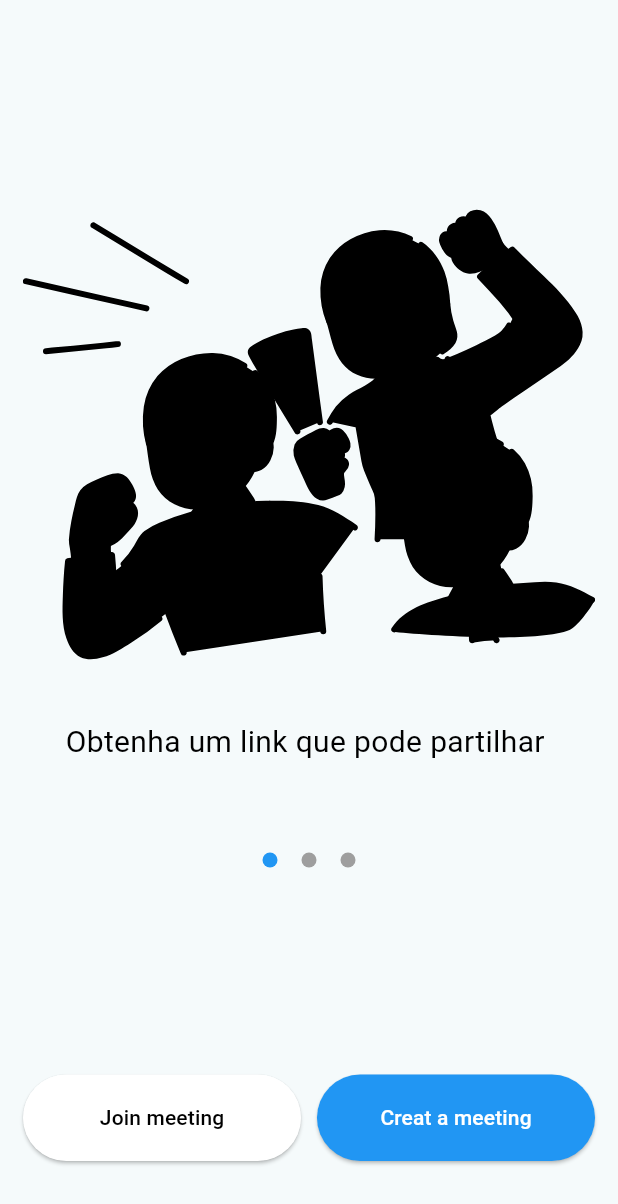
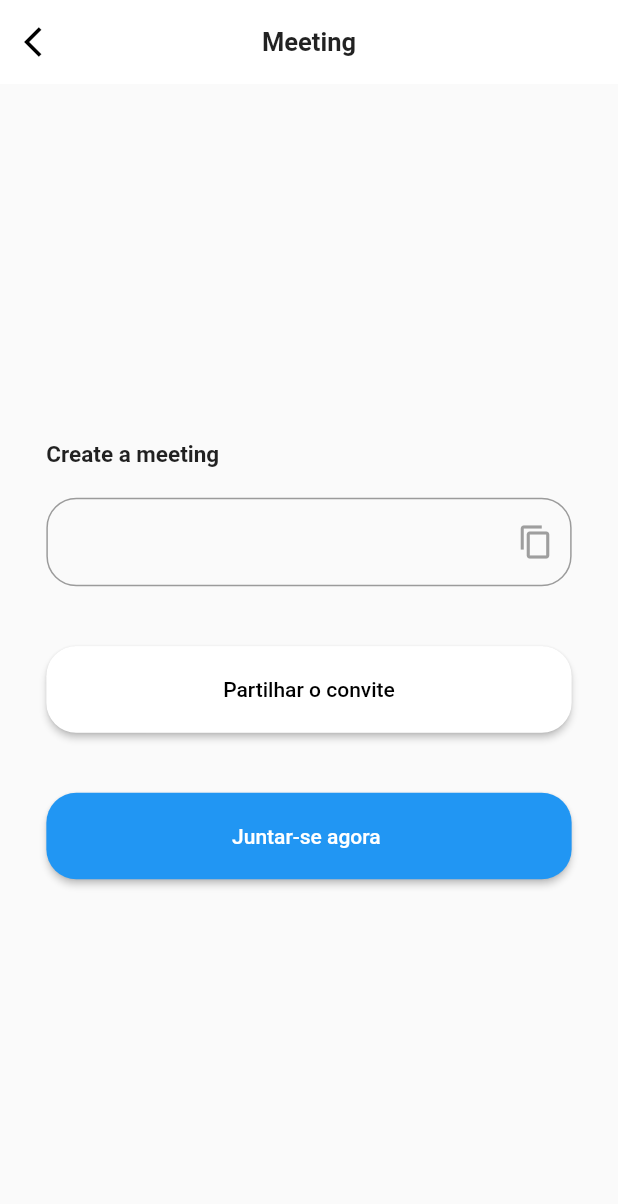
Before and after one commit to devousado/video_call_App, a Flutter app: the screen it shows after launch, after a tap on "Creat a meeting", on a phone screen of 412 x 824 dp. Shown: the top 1204 px of the screen. Run offline on Flutter 3.47's test engine with Material 2 defaults, Android fonts, the phone set to English and light mode, and no system bars; our stand-ins replace flutter_riverpod, flutter_svg, go_router, google_fonts; Roboto replaces fonts that are missing (Almarai).

Commit message:
creeting meeting page

```diff
--- a/lib/main.dart
+++ b/lib/main.dart
@@ -1,10 +1,17 @@
 import 'package:flutter/material.dart';
 import 'package:flutter_riverpod/flutter_riverpod.dart';
 import 'package:google_fonts/google_fonts.dart';
+import 'package:video_call/router/app_router.dart';
 import 'package:video_call/view/home_page.dart';
 
 void main() {
-  runApp(const ProviderScope(child: MyApp()));
+  runApp(
+    ProviderScope(
+      child: MaterialApp.router(
+        routerConfig: router,
+      ),
+    ),
+  );
 }
 
 class MyApp extends StatelessWidget {
@@ -18,8 +25,13 @@ class MyApp extends StatelessWidget {
       debugShowCheckedModeBanner: false,
       theme: ThemeData(
         textTheme: TextTheme(
-          bodyMedium: GoogleFonts.almarai(color: Colors.black, fontSize: 20),
+          bodyMedium: GoogleFonts.almarai(
+            color: Colors.black,
+            fontSize: 20,
+          ),
         ),
+        appBarTheme:
+            const AppBarTheme(backgroundColor: Colors.white, elevation: 0),
         colorScheme: ColorScheme.fromSeed(seedColor: Colors.white),
         useMaterial3: true,
       ),
--- /dev/null
+++ b/lib/router/app_router.dart
@@ -0,0 +1,17 @@
+import 'package:go_router/go_router.dart';
+import 'package:video_call/main.dart';
+import 'package:video_call/view/creating_meeting_page.dart';
+
+final router = GoRouter(
+  initialLocation: '/myApp',
+  routes: [
+    GoRoute(
+      path: '/myApp',
+      builder: (context, state) => const MyApp(),
+    ),
+    GoRoute(
+      path: '/mcreatingMeetingPage',
+      builder: (context, state) => ScreatingMeetingPage(),
+    )
+  ],
+);
--- /dev/null
+++ b/lib/view/creating_meeting_page.dart
@@ -0,0 +1,82 @@
+import 'package:flutter/material.dart';
+import 'package:go_router/go_router.dart';
+import 'package:video_call/view/widget/custom_buttom.dart';
+import 'package:video_call/view/widget/custom_text_field.dart';
+
+class ScreatingMeetingPage extends StatefulWidget {
+  const ScreatingMeetingPage({super.key});
+
+  @override
+  State<ScreatingMeetingPage> createState() => _ScreatingMeetingPageState();
+}
+
+class _ScreatingMeetingPageState extends State<ScreatingMeetingPage> {
+  @override
+  Widget build(BuildContext context) {
+    return Scaffold(
+      appBar: AppBar(
+        leading: IconButton(
+          onPressed: () {
+            context.pop();
+          },
+          icon: const Icon(
+            Icons.arrow_back_ios,
+            color: Colors.black,
+          ),
+        ),
+        centerTitle: true,
+        title: Text(
+          "Meeting",
+          style: Theme.of(context).textTheme.bodyMedium!.copyWith(
+                fontSize: 17,
+                fontWeight: FontWeight.w600,
+              ),
+        ),
+        elevation: 0,
+        backgroundColor: Colors.white,
+      ),
+      body: Padding(
+        padding: const EdgeInsets.symmetric(horizontal: 10),
+        child: Container(
+          alignment: Alignment.center,
+          child: Column(
+            mainAxisAlignment: MainAxisAlignment.center,
+            crossAxisAlignment: CrossAxisAlignment.start,
+            children: [
+              Text(
+                "Create a meeting",
+                style: Theme.of(context)
+                    .textTheme
+                    .bodyMedium!
+                    .copyWith(fontWeight: FontWeight.w600, fontSize: 15),
+              ),
+              SizedBox(
+                height: 20,
+              ),
+              customTextField(context: context),
+              SizedBox(
+                height: 40,
+              ),
+              customButtom(
+                  width: MediaQuery.of(context).size.width * 0.85,
+                  textColor: Colors.black,
+                  context: context,
+                  onPressed: () {},
+                  text: "Partilhar o convite",
+                  color: Colors.white),
+              SizedBox(
+                height: 40,
+              ),
+              customButtom(
+                  width: MediaQuery.of(context).size.width * 0.85,
+                  context: context,
+                  onPressed: () {},
+                  text: "Juntar-se agora ",
+                  color: Colors.blue)
+            ],
+          ),
+        ),
+      ),
+    );
+  }
+}
--- a/lib/view/home_page.dart
+++ b/lib/view/home_page.dart
@@ -1,6 +1,7 @@
 // ignore_for_file: public_member_api_docs, sort_constructors_first
 import 'package:flutter/material.dart';
 import 'package:flutter_riverpod/flutter_riverpod.dart';
+import 'package:go_router/go_router.dart';
 
 import 'package:video_call/view/constantes/svg_images_const.dart';
 import 'package:video_call/view/util/svg_converter.dart';
@@ -44,7 +45,9 @@ class _HomePageState extends ConsumerState<HomePage> {
                 customButtom(
                     color: Colors.blue,
                     context: context,
-                    onPressed: () {},
+                    onPressed: () {
+                      context.push('/mcreatingMeetingPage');
+                    },
                     text: "Creat a meeting")
               ],
             )
@@ -56,7 +59,7 @@ class _HomePageState extends ConsumerState<HomePage> {
 
   Widget _header() {
     return Padding(
-      padding: const EdgeInsets.only(bottom: 130),
+      padding: const EdgeInsets.only(bottom: 120),
       child: Column(
         children: [
           SizedBox(
--- a/lib/view/widget/custom_buttom.dart
+++ b/lib/view/widget/custom_buttom.dart
@@ -2,6 +2,7 @@ import 'package:flutter/material.dart';
 
 Widget customButtom(
         {required BuildContext context,
+        double? width,
         required void Function()? onPressed,
         Color? textColor,
         required String text,
@@ -9,8 +10,10 @@ Widget customButtom(
     ElevatedButton(
       onPressed: onPressed,
       style: ButtonStyle(
+        shape: MaterialStatePropertyAll(
+            RoundedRectangleBorder(borderRadius: BorderRadius.circular(20))),
         fixedSize: MaterialStatePropertyAll(Size(
-            MediaQuery.of(context).size.width * 0.45,
+            width ?? MediaQuery.of(context).size.width * 0.45,
             MediaQuery.of(context).size.height * 0.07)),
         backgroundColor: MaterialStatePropertyAll(color),
       ),
--- /dev/null
+++ b/lib/view/widget/custom_text_field.dart
@@ -0,0 +1,20 @@
+import 'package:flutter/material.dart';
+
+Widget customTextField(
+        {required BuildContext context, void Function()? onPressed}) =>
+    SizedBox(
+      width: MediaQuery.of(context).size.width * 0.85,
+      child: TextField(
+        decoration: InputDecoration(
+          suffixIcon: IconButton(
+              onPressed: onPressed,
+              icon: const Icon(
+                Icons.copy,
+                color: Colors.grey,
+              )),
+          border: OutlineInputBorder(
+            borderRadius: BorderRadius.circular(20),
+          ),
+        ),
+      ),
+    );
--- a/pubspec.yaml
+++ b/pubspec.yaml
@@ -39,6 +39,7 @@ dependencies:
   flutter_svg: ^2.0.7
   flutter_riverpod: ^2.4.1
   google_fonts: ^6.1.0
+  go_router: ^11.1.2
 
 dev_dependencies:
   flutter_test:
```
Also changed, not shown: pubspec.lock.
